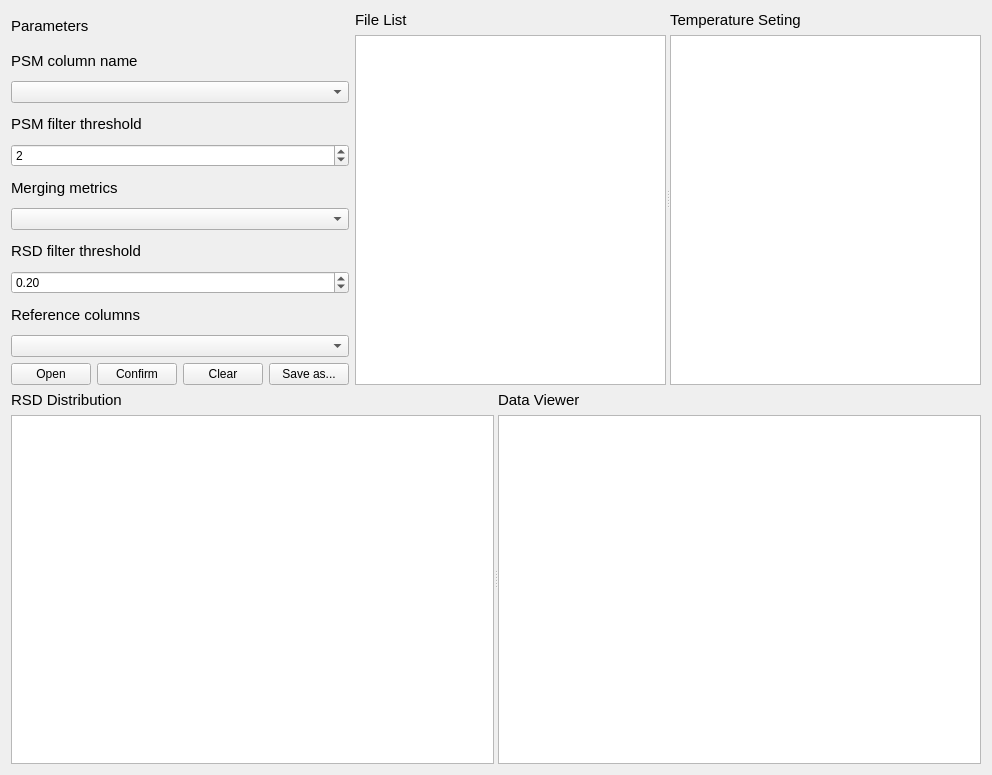
Qt form Preprocess.ui (hcji/ProSAP) before a commit.
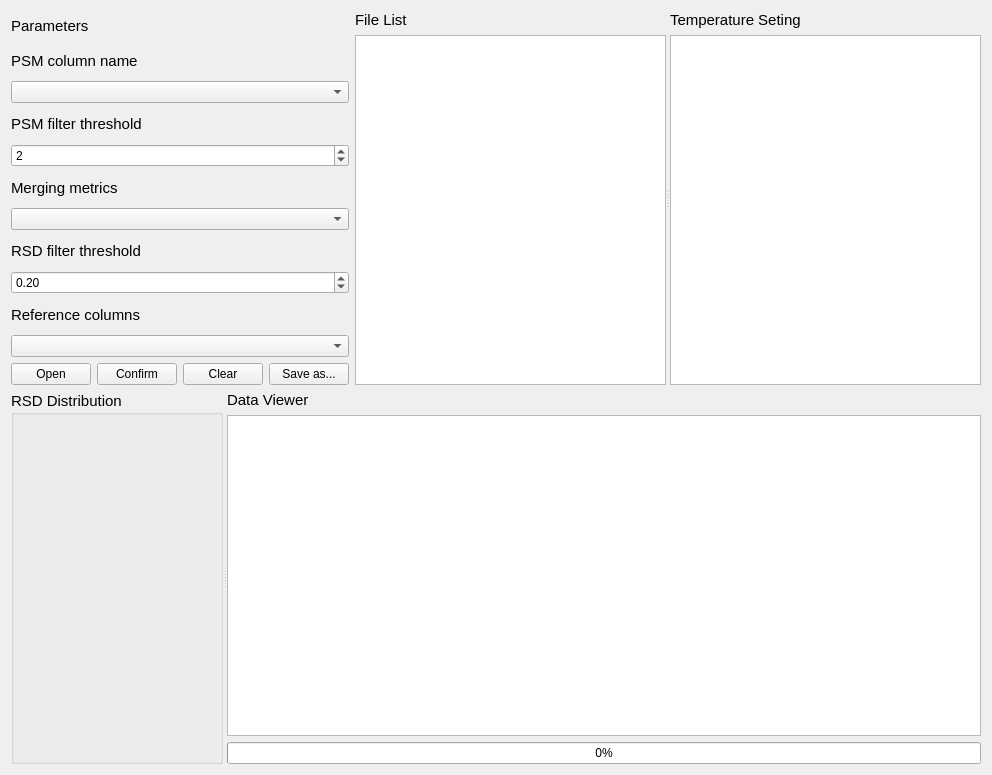
The same form after that commit.

Diff of the .ui file:
```diff
--- a/Preprocess.ui
+++ b/Preprocess.ui
@@ -237,21 +237,18 @@
        <widget class="QWidget" name="layoutWidget">
         <layout class="QVBoxLayout" name="verticalLayout_4">
          <item>
-          <widget class="QLabel" name="label_3">
+          <widget class="QGroupBox" name="groupBox">
            <property name="font">
             <font>
              <family>Arial</family>
              <pointsize>11</pointsize>
             </font>
            </property>
-           <property name="text">
+           <property name="title">
             <string>RSD Distribution</string>
            </property>
           </widget>
          </item>
-         <item>
-          <widget class="QGraphicsView" name="graphicsView"/>
-         </item>
         </layout>
        </widget>
        <widget class="QWidget" name="layoutWidget">
@@ -270,7 +267,21 @@
           </widget>
          </item>
          <item>
-          <widget class="QTableView" name="tableView"/>
+          <widget class="QTableView" name="tableView">
+           <property name="minimumSize">
+            <size>
+             <width>500</width>
+             <height>0</height>
+            </size>
+           </property>
+          </widget>
+         </item>
+         <item>
+          <widget class="QProgressBar" name="progressBar">
+           <property name="value">
+            <number>0</number>
+           </property>
+          </widget>
          </item>
         </layout>
        </widget>
```
